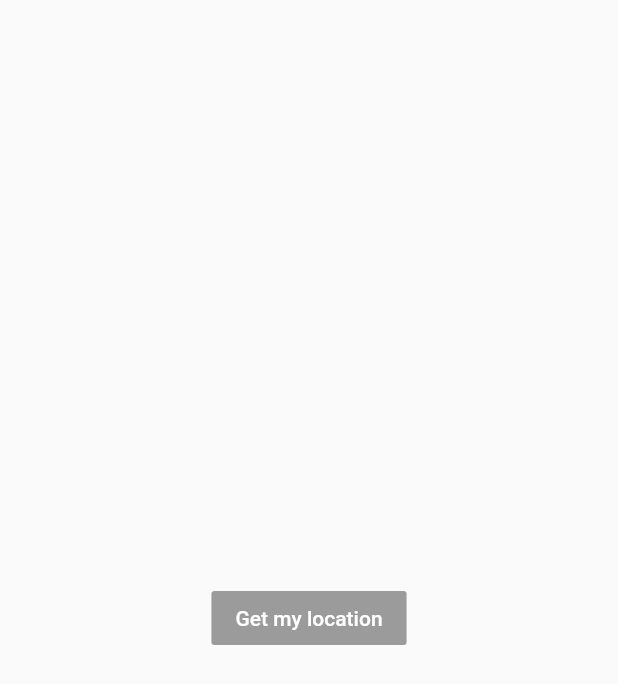
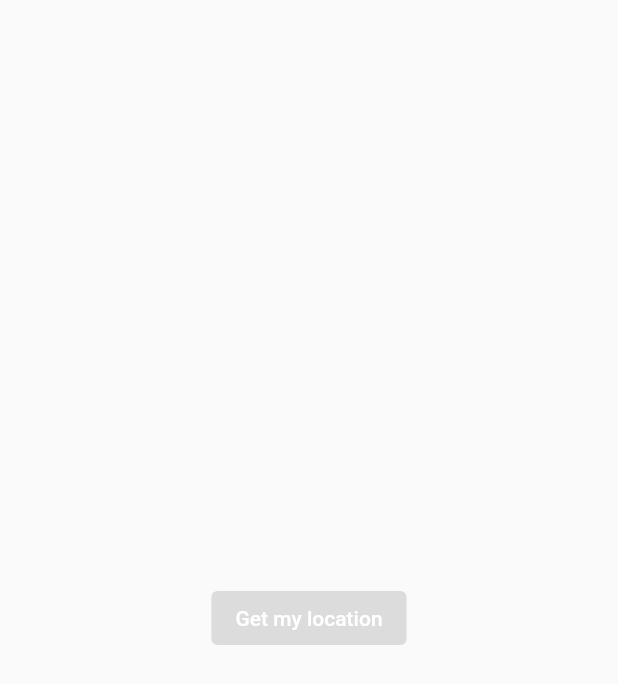
Before and after one commit to LEE-Kyungjae/Etude-WeatherApp, a Flutter app: the screen it shows after launch, on a phone screen of 412 x 824 dp. Shown: the top 684 px of the screen. Run offline on Flutter 3.47's test engine with Material 2 defaults, Android fonts, the phone set to English and light mode, and no system bars; our stand-ins replace flutter_svg, geolocator, google_fonts, timer_builder; network calls fail.

Commit message:
Replace deprecated RaisedButton and drop unneeded cupertino imports
RaisedButton has been deprecated since Flutter 1.26 (and is removed in Flutter 3.x), so flutter analyze reports it. The loading screen's placeholder button now uses ElevatedButton. The button was already disabled (onPressed: null), so RaisedButton ignored its color and rendered with the disabled style; ElevatedButton renders the same disabled state.

Also removes the unnecessary package:flutter/cupertino.dart import from weather_screen.dart (everything used comes from material.dart).

Co-Authored-By: Claude Opus 5.5 <noreply@anthropic.com>

```diff
--- a/lib/screens/loading.dart
+++ b/lib/screens/loading.dart
@@ -68,13 +68,12 @@ class _LoadingState extends State<Loading> {
   Widget build(BuildContext context) {
     return Scaffold(
       body: Center(
-        child: RaisedButton(
+        child: ElevatedButton(
           onPressed: null,
           child: Text(
             'Get my location',
             style: TextStyle(color: Colors.white),
           ),
-          color: Colors.blue,
         ),
       ),
     );
--- a/lib/screens/weather_screen.dart
+++ b/lib/screens/weather_screen.dart
@@ -1,4 +1,3 @@
-import 'package:flutter/cupertino.dart';
 import 'package:flutter/material.dart';
 import 'package:google_fonts/google_fonts.dart';
 import 'package:timer_builder/timer_builder.dart';
```
